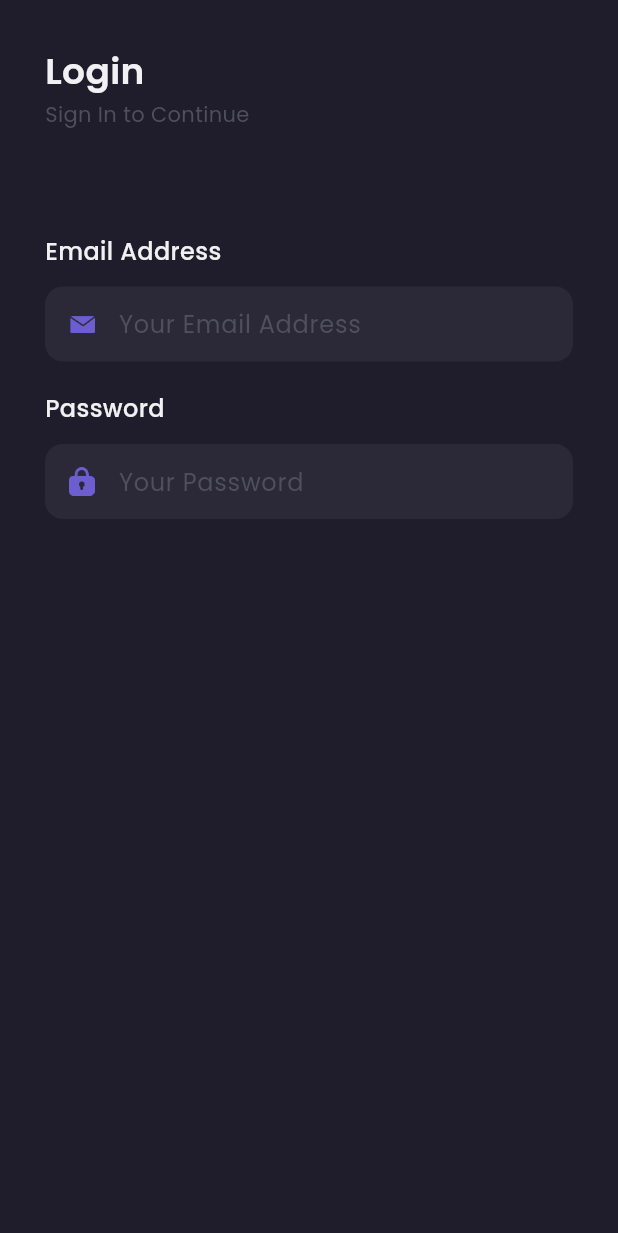
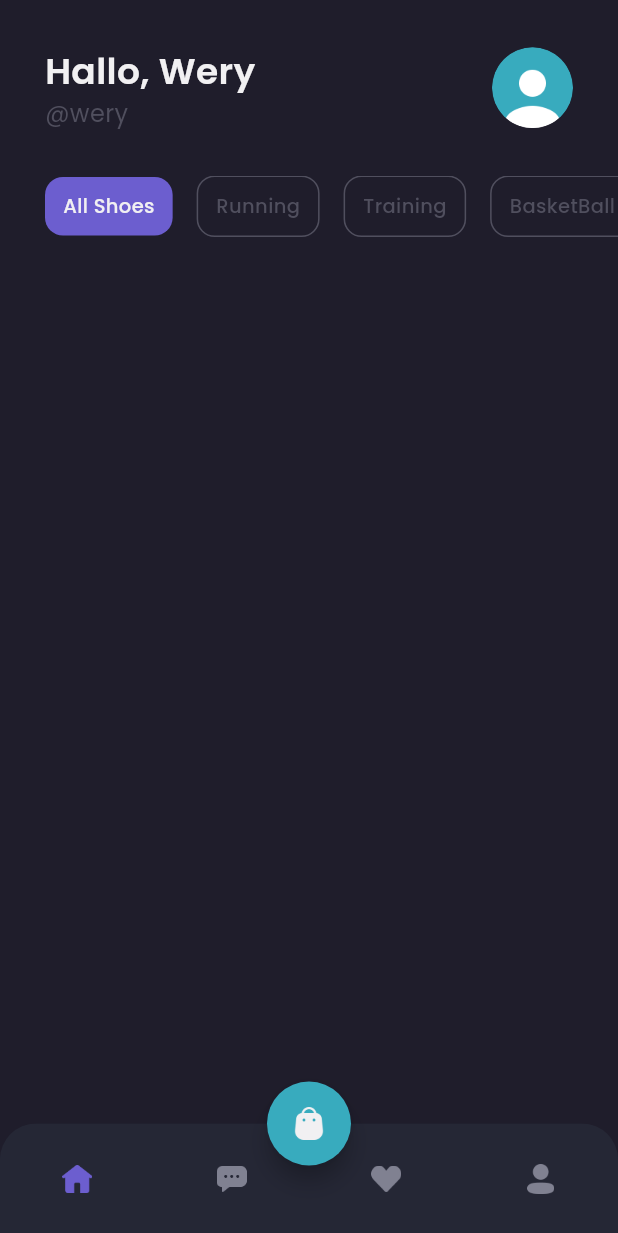
Before and after one commit to Wery-wer/E-Commerce_Flutter, a Flutter app: the screen it shows after launch, on a phone screen of 412 x 824 dp. Shown: the top 1233 px of the screen. Run offline on Flutter 3.47's test engine with Material 3 defaults, Android fonts, the phone set to English and light mode, and no system bars; our stand-ins replace google_fonts.

Commit message:
update main

```diff
--- a/lib/main.dart
+++ b/lib/main.dart
@@ -1,5 +1,7 @@
 import 'package:flutter/material.dart';
-import 'package:shamo_apps/pages/sign_in.dart';
+import 'package:shamo_apps/pages/home/main_page.dart';
+import 'package:shamo_apps/pages/sign_in_pages.dart';
+import 'package:shamo_apps/pages/sign_up_pages.dart';
 import 'package:shamo_apps/pages/splash_page.dart';
 
 void main() {
@@ -15,8 +17,10 @@ class MyApp extends StatelessWidget {
     return MaterialApp(
       debugShowCheckedModeBanner: false,
       routes: {
-        '/': (context) => SplashPage(),
-        '/sign-in': (context) => SignInPage(),
+        '/': (context) => MainPage(),
+        // '/sign-in': (context) => SignInPage(),
+        // '/sign-up': (context) => SignUpPage(),
+        // '/home': (context) => MainPage(),
       },
     );
   }
--- /dev/null
+++ b/lib/pages/home/home_page.dart
@@ -0,0 +1,174 @@
+import 'package:flutter/material.dart';
+import 'package:shamo_apps/themes/themes.dart';
+
+class HomePage extends StatelessWidget {
+  const HomePage({super.key});
+
+  @override
+  Widget build(BuildContext context) {
+
+    Widget header() {
+      return Container(
+        margin: EdgeInsets.only(
+          top: defaultMargin,
+          left: defaultMargin,
+          right: defaultMargin,
+        ),
+        child: Row(
+          children: [
+            Expanded(
+              child: Column(
+                crossAxisAlignment: CrossAxisAlignment.start,
+                children: [
+                  Text(
+                    "Hallo, Wery",
+                    style: primaryTextStyle.copyWith(
+                      fontSize: 24,
+                      fontWeight: semiBold,
+                    ),
+                  ),
+                  Text(
+                    "@wery",
+                    style: subtitleTextStyle.copyWith(
+                      fontSize: 16,
+                    ),
+                  ),
+
+                ],
+              ),
+            ),
+            Container(
+              width: 54,
+              height: 54,
+              decoration: BoxDecoration(
+                shape: BoxShape.circle,
+                image: DecorationImage(
+                  image: AssetImage(
+                    'assets/image_profile.png',
+                  )
+                ),
+              ),
+            )
+          ],
+        ),
+      );
+    }
+
+    Widget categories(){
+      return Container(
+        margin: EdgeInsets.only(
+          top: defaultMargin,
+        ),
+        child: SingleChildScrollView(
+          scrollDirection: Axis.horizontal,
+          child: Row(
+            children: [
+              SizedBox(width: defaultMargin,),
+              Container(
+                padding: EdgeInsets.symmetric(
+                  horizontal: 12,
+                  vertical: 10,
+                ),
+                margin: EdgeInsets.only(right: 16),
+                decoration: BoxDecoration(
+                  borderRadius: BorderRadius.circular(12),
+                  color: primaryColor,
+                ),
+                child: Text(
+                  'All Shoes',
+                  style: primaryTextStyle.copyWith(
+                    fontSize: 13,
+                    fontWeight: medium
+                  ),
+                ),
+              ),
+              Container(
+                padding: EdgeInsets.symmetric(
+                  horizontal: 12,
+                  vertical: 10,
+                ),
+                margin: EdgeInsets.only(right: 16),
+                decoration: BoxDecoration(
+                  borderRadius: BorderRadius.circular(12),
+                  color: transparerntColor,
+                  border: Border.all(color: subtitleTextColor)
+                ),
+                child: Text(
+                  'Running',
+                  style: subtitleTextStyle.copyWith(
+                    fontSize: 13,
+                    fontWeight: medium
+                  ),
+                ),
+              ),
+              Container(
+                padding: EdgeInsets.symmetric(
+                  horizontal: 12,
+                  vertical: 10,
+                ),
+                margin: EdgeInsets.only(right: 16),
+                decoration: BoxDecoration(
+                  borderRadius: BorderRadius.circular(12),
+                  color: transparerntColor,
+                  border: Border.all(color: subtitleTextColor)
+                ),
+                child: Text(
+                  'Training',
+                  style: subtitleTextStyle.copyWith(
+                    fontSize: 13,
+                    fontWeight: medium
+                  ),
+                ),
+              ),
+              Container(
+                padding: EdgeInsets.symmetric(
+                  horizontal: 12,
+                  vertical: 10,
+                ),
+                margin: EdgeInsets.only(right: 16),
+                decoration: BoxDecoration(
+                  borderRadius: BorderRadius.circular(12),
+                  color: transparerntColor,
+                  border: Border.all(color: subtitleTextColor)
+                ),
+                child: Text(
+                  'BasketBall',
+                  style: subtitleTextStyle.copyWith(
+                    fontSize: 13,
+                    fontWeight: medium
+                  ),
+                ),
+              ),
+              Container(
+                padding: EdgeInsets.symmetric(
+                  horizontal: 12,
+                  vertical: 10,
+                ),
+                margin: EdgeInsets.only(right: 16),
+                decoration: BoxDecoration(
+                  borderRadius: BorderRadius.circular(12),
+                  color: transparerntColor,
+                  border: Border.all(color: subtitleTextColor)
+                ),
+                child: Text(
+                  'Hiking',
+                  style: subtitleTextStyle.copyWith(
+                    fontSize: 13,
+                    fontWeight: medium
+                  ),
+                ),
+              )
+            ],
+          ),
+        ),
+      );
+    }
+
+    return ListView(
+      children: [
+        header(),
+        categories()
+      ],
+    );
+  }
+}
--- /dev/null
+++ b/lib/pages/home/main_page.dart
@@ -0,0 +1,122 @@
+import 'package:flutter/material.dart';
+import 'package:shamo_apps/pages/home/chat_page.dart';
+import 'package:shamo_apps/pages/home/home_page.dart';
+import 'package:shamo_apps/pages/home/profile_page.dart';
+import 'package:shamo_apps/pages/home/whishlist_page.dart';
+import 'package:shamo_apps/themes/themes.dart';
+
+class MainPage extends StatefulWidget {
+  const MainPage({super.key});
+
+  @override
+  State<MainPage> createState() => _MainPageState();
+}
+
+class _MainPageState extends State<MainPage> {
+
+  int currentIndex = 0;
+
+
+  @override
+  Widget build(BuildContext context) {
+
+    Widget cardButton(){
+      return FloatingActionButton(
+        onPressed: (){},
+        backgroundColor: secondaryColor,
+        shape: RoundedRectangleBorder(
+          borderRadius: BorderRadius.circular(100)
+        ),
+        child: Image.asset(
+          'assets/icon_cart.png',
+          width: 20,
+        ),
+      );
+    }
+
+    Widget customBottomNav(){
+      return ClipRRect(
+        borderRadius: BorderRadius.vertical(
+          top:Radius.circular(24)
+        ),
+        child: BottomNavigationBar(
+          backgroundColor: backgroundColor4,
+          currentIndex: currentIndex,
+          onTap: (value){
+            print(value);
+            setState(() {
+              currentIndex = value;
+            });
+          },
+          type: BottomNavigationBarType.fixed,
+          elevation: 0,
+          items: [
+            BottomNavigationBarItem(
+              icon: Container(margin: EdgeInsets.only(top:20),
+                child: Image.asset(
+                  'assets/icon_home.png',
+                  width: 20,
+                  color: currentIndex == 0 ? primaryColor : Color(0xff808191)
+                ),
+              ),
+              label: '',
+            ),
+            BottomNavigationBarItem(
+              icon: Container(margin: EdgeInsets.only(top:20),
+                child: Image.asset(
+                  'assets/icon_chat.png',
+                  width: 20,
+                  color: currentIndex == 1 ? primaryColor : Color(0xff808191)
+                ),
+              ),
+              label: '',
+            ),
+            BottomNavigationBarItem(
+              icon: Container(margin: EdgeInsets.only(top:20),
+                child: Image.asset(
+                  'assets/icon_whistlist.png',
+                  width: 20,
+                  color: currentIndex == 2 ? primaryColor : Color(0xff808191)
+                ),
+              ),
+              label: '',
+            ),
+            BottomNavigationBarItem(
+              icon: Container(margin: EdgeInsets.only(top:20),
+                child: Image.asset(
+                  'assets/icon_profile.png',
+                  width: 18,
+                  color: currentIndex == 3 ? primaryColor : Color(0xff808191)
+                ),
+              ),
+              label: '',
+            ),
+          ]
+        ),
+      );
+    }
+
+    Widget body(){
+      switch (currentIndex) {
+        case 0:
+          return HomePage();
+        case 1:
+          return ChatPage();
+        case 2:
+          return WhistlistPage();
+        case 3:
+          return ProfilePage();
+        default:
+          return HomePage();
+      }
+    }
+
+    return Scaffold(
+      backgroundColor: backgroundColor1,
+      floatingActionButton: cardButton(),
+      floatingActionButtonLocation: FloatingActionButtonLocation.centerDocked,
+      bottomNavigationBar: customBottomNav(),
+      body: body()
+    );
+  }
+}
--- a/lib/themes/themes.dart
+++ b/lib/themes/themes.dart
@@ -11,10 +11,12 @@ Color priceColor = Color(0xFF2C96F1);
 Color backgroundColor1 = Color(0xFF1F1D2B);
 Color backgroundColor2 = Color(0xFF2B2937);
 Color backgroundColor3 = Color(0xFF242231);
+Color backgroundColor4 = Color(0xFF2252836);
 
 Color primaryTextColor = Color(0xFFF1F0F2);
 Color secondaryTextColor = Color(0xFF999999);
 Color subtitleTextColor = Color(0xFF504F5E);
+Color transparerntColor = Colors.transparent;
 
 TextStyle primaryTextStyle = GoogleFonts.poppins(
   color: primaryTextColor,
@@ -32,6 +34,10 @@ TextStyle subtitleTextStyle = GoogleFonts.poppins(
   color: subtitleTextColor,
 );
 
+TextStyle purpleTextStyle = GoogleFonts.poppins(
+  color: primaryColor,
+);
+
 FontWeight light = FontWeight.w300;
 FontWeight regular = FontWeight.w400;
 FontWeight medium = FontWeight.w500;
```
Also changed, not shown: lib/pages/home/chat_page.dart (added, +14 -0 lines), lib/pages/home/profile_page.dart (added, +14 -0 lines), lib/pages/home/whishlist_page.dart (added, +14 -0 lines), lib/pages/sign_in_pages.dart (renamed from lib/pages/sign_in.dart, +58 -2 lines), lib/pages/sign_up_pages.dart (added, +303 -0 lines), assets/image_profile.png.
